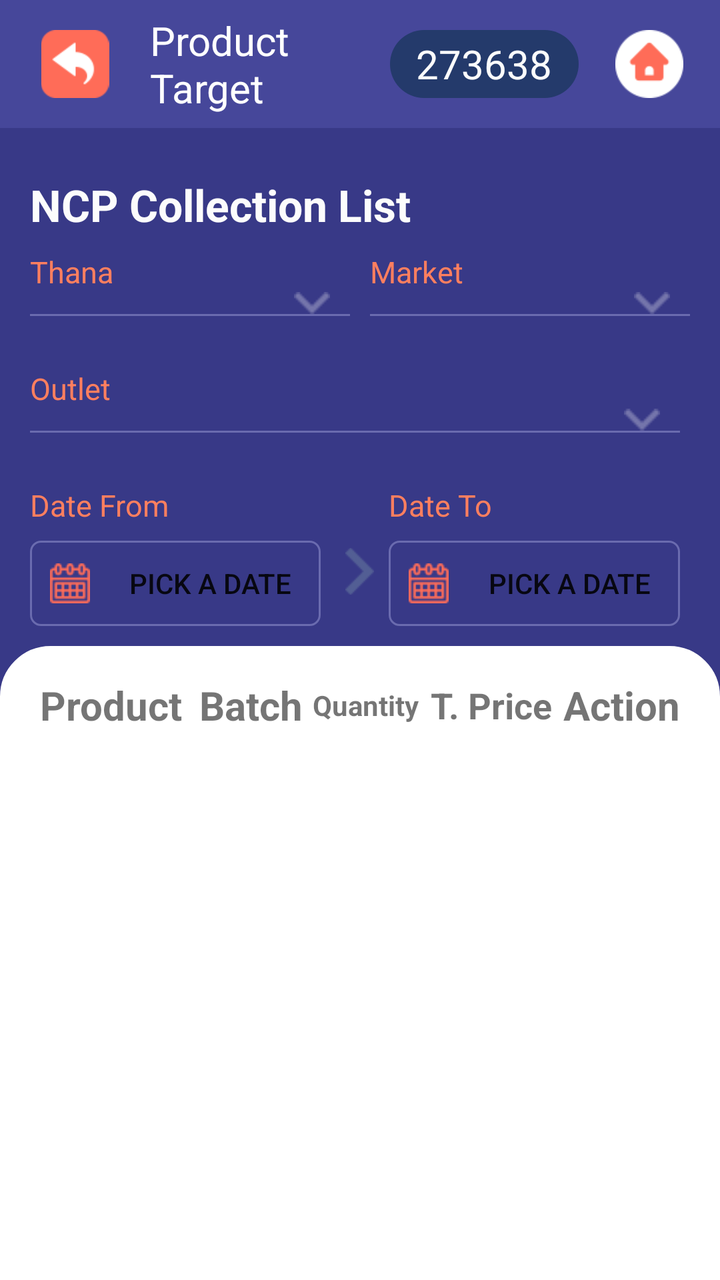
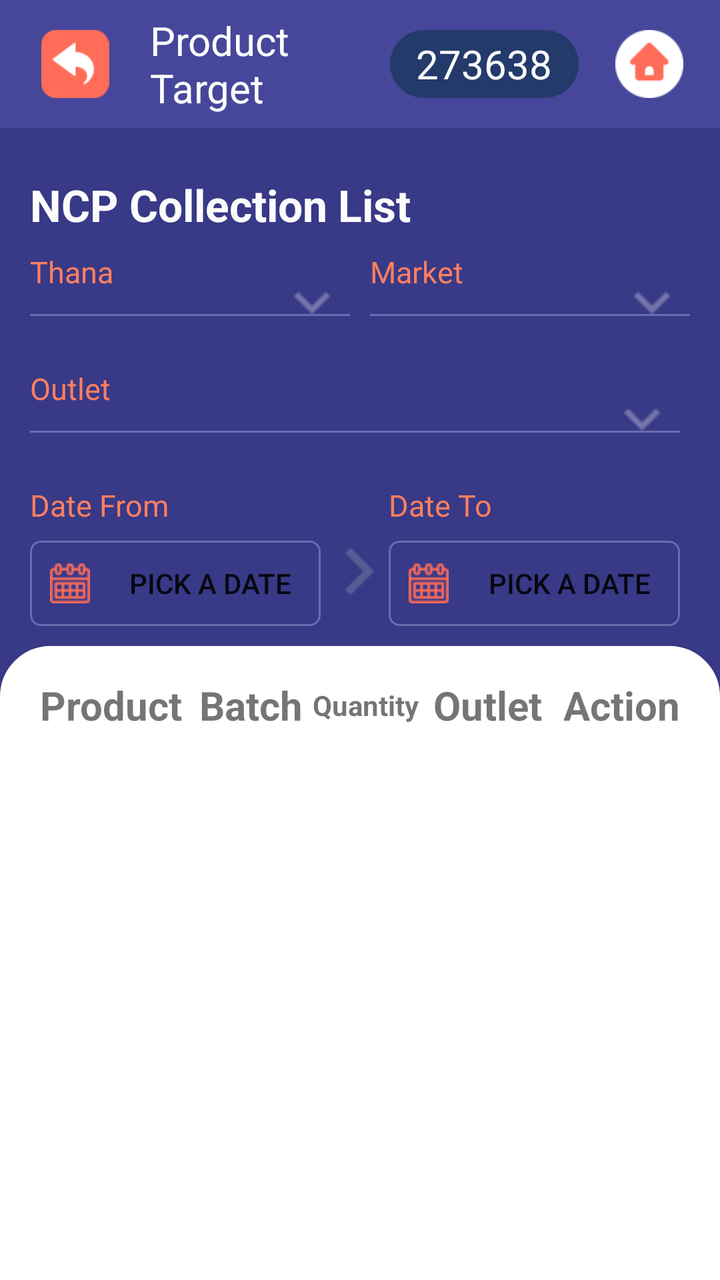

Two renders of the same Android screen: before a commit and after it. Below are the layout's source before the change and the commit's diff.
<!-- AndroidManifest.xml: application theme AppTheme -->
<!-- res/layout/activity_ncp_collection_list.xml -->
<?xml version="1.0" encoding="utf-8"?>
<LinearLayout xmlns:android="http://schemas.android.com/apk/res/android"
    xmlns:app="http://schemas.android.com/apk/res-auto"
    xmlns:tools="http://schemas.android.com/tools"
    android:layout_width="match_parent"
    android:layout_height="match_parent"
    android:weightSum="4"
    android:orientation="vertical"
    android:background="@color/new_outlet"
    tools:context=".NcpCollectionList">
    <LinearLayout
        android:layout_width="match_parent"
        android:layout_height="0dp"
        android:background="@color/secondary_color"
        android:weightSum="2"
        android:orientation="horizontal"
        android:layout_weight="0.4">
        <LinearLayout
            android:layout_width="0dp"
            android:layout_height="match_parent"
            android:weightSum="1"
            android:orientation="horizontal"
            android:gravity="left"
            android:layout_weight="1">
            <ImageView
                android:id="@+id/back"
                android:layout_width="0dp"
                android:layout_height="match_parent"
                android:layout_weight="0.3"
                android:src="@drawable/backicon"
                android:layout_margin="15dp"></ImageView>
            <TextView
                android:id="@+id/title_tv"
                android:layout_width="0dp"
                android:layout_height="match_parent"
                android:layout_weight="0.7"
                android:gravity="center|left"
                android:textColor="@color/white"
                android:autoSizeTextType="uniform"
                android:autoSizeMinTextSize="12sp"
                android:autoSizeMaxTextSize="20sp"
                android:autoSizeStepGranularity="2sp"
                android:text="Product Target">

            </TextView>

        </LinearLayout>
        <LinearLayout
            android:layout_width="0dp"
            android:layout_height="match_parent"
            android:weightSum="1"
            android:gravity="right"
            android:orientation="horizontal"
            android:layout_weight="1">
            <TextView
                android:id="@+id/user_txt_view"
                android:layout_width="0dp"
                android:layout_height="match_parent"
                android:layout_weight="0.7"
                android:layout_marginTop="15dp"
                android:layout_marginBottom="15dp"
                android:layout_marginLeft="15dp"
                android:background="@drawable/login_id_bg_shade"
                android:text="273638"
                android:autoSizeTextType="uniform"
                android:autoSizeMinTextSize="12sp"
                android:autoSizeMaxTextSize="20sp"
                android:autoSizeStepGranularity="2sp"
                android:textColor="@color/background_white"
                android:textAlignment="center"
                android:gravity="center"></TextView>
            <ImageView
                android:id="@+id/home"
                android:layout_width="0dp"
                android:layout_height="match_parent"
                android:layout_weight="0.3"
                android:src="@drawable/home"
                android:layout_margin="15dp">

            </ImageView>


        </LinearLayout>

    </LinearLayout>
    /*toolbar = 0.4 now main layout = 3.6*/

    //mail layout = 3.6
    <LinearLayout
        android:layout_width="match_parent"
        android:layout_height="0dp"
        android:layout_weight="3.6"
        android:weightSum="4"
        android:orientation="vertical">
        // text Title = 0.6
        <LinearLayout
            android:layout_width="match_parent"
            android:layout_height="0dp"
            android:layout_weight="1.7"
            android:layout_marginTop="15dp"
            android:layout_marginLeft="15dp"
            android:layout_marginRight="15dp"
            android:layout_marginBottom="10dp"
            android:orientation="vertical"
            android:weightSum="2"
            >
            <TextView
                android:layout_width="match_parent"
                android:layout_height="0dp"
                android:layout_weight="0.4"
                android:text="NCP Collection List"
                android:textStyle="bold"
                android:textColor="@color/background_white"
                android:textSize="22sp"
                android:gravity="left|center"
                >

            </TextView>
            <LinearLayout
                android:layout_width="match_parent"
                android:layout_height="0dp"
                android:layout_weight="0.5"
                android:orientation="horizontal"
                android:weightSum="2">
                <LinearLayout
                    android:layout_width="0dp"
                    android:layout_height="match_parent"
                    android:layout_weight="1"
                    android:orientation="vertical"
                    android:layout_marginRight="5dp"
                    android:weightSum="2">
                    <TextView
                        android:layout_width="match_parent"
                        android:layout_height="wrap_content"
                        android:text="Thana"
                        android:textSize="15sp"
                        android:textColor="@color/text_color_hint">

                    </TextView>
                    <Spinner
                        android:id="@+id/thana_spinner"
                        android:layout_width="match_parent"
                        android:layout_height="wrap_content"
                        android:background="@drawable/spinner2"
                        >
                    </Spinner>
                    <TextView

                        android:layout_width="match_parent"
                        android:layout_height="1dp"
                        android:background="@color/spinner_line"
                        android:alpha="50"></TextView>

                </LinearLayout>
                <LinearLayout
                    android:layout_width="0dp"
                    android:layout_height="match_parent"
                    android:layout_weight="1"
                    android:orientation="vertical"
                    android:layout_marginLeft="5dp"
                    android:weightSum="2">
                    <TextView
                        android:layout_width="match_parent"
                        android:layout_height="wrap_content"
                        android:text="Market"
                        android:textSize="15sp"
                        android:textColor="@color/text_color_hint">

                    </TextView>
                    <Spinner
                        android:id="@+id/market_spinner"
                        android:layout_width="match_parent"
                        android:layout_height="wrap_content"
                        android:background="@drawable/spinner2"
                        >
                    </Spinner>
                    <TextView

                        android:layout_width="match_parent"
                        android:layout_height="1dp"
                        android:background="@color/spinner_line"
                        android:alpha="50"></TextView>

                </LinearLayout>





            </LinearLayout>
            <LinearLayout
                android:layout_width="match_parent"
                android:layout_height="0dp"
                android:layout_weight="0.5"
                android:orientation="vertical"
                android:weightSum="1">
                <LinearLayout
                    android:layout_width="match_parent"
                    android:layout_height="0dp"
                    android:layout_weight="1"
                    android:orientation="vertical"
                    android:layout_marginRight="5dp"
                    android:weightSum="2">
                    <TextView
                        android:layout_width="match_parent"
                        android:layout_height="wrap_content"
                        android:text="Outlet"
                        android:textSize="15sp"
                        android:textColor="@color/text_color_hint">

                    </TextView>
                    <Spinner
                        android:id="@+id/outlet_spinner"
                        android:layout_width="match_parent"
                        android:layout_height="wrap_content"
                        android:background="@drawable/spinner2"
                        >
                    </Spinner>
                    <TextView

                        android:layout_width="match_parent"
                        android:layout_height="1dp"
                        android:background="@color/spinner_line"
                        android:alpha="50"></TextView>

                </LinearLayout>






            </LinearLayout>
            <LinearLayout
                android:layout_width="match_parent"
                android:layout_height="0dp"
                android:layout_weight="0.6"
                android:orientation="horizontal"
                android:weightSum="2.2">
                <LinearLayout
                    android:layout_width="0dp"
                    android:layout_height="match_parent"
                    android:layout_weight="1"
                    android:orientation="vertical"
                    android:layout_marginRight="5dp"
                    android:weightSum="2">
                    <TextView
                        android:layout_width="match_parent"
                        android:layout_height="0dp"
                        android:layout_weight="0.8"
                        android:text="Date From"
                        android:textSize="15sp"
                        android:textColor="@color/text_color_hint">

                    </TextView>
                    <Button
                        android:id="@+id/start_date"
                        android:layout_width="match_parent"
                        android:layout_height="0dp"
                        android:layout_weight="1.2"
                        android:drawableLeft="@drawable/calx"
                        android:drawablePadding="5dp"
                        android:paddingLeft="10dp"
                        android:text="Pick a date"
                        android:background="@drawable/rounded_transparent_bg">

                    </Button>

                </LinearLayout>
                <ImageView
                    android:layout_width="0dp"
                    android:layout_height="match_parent"
                    android:src="@drawable/arrow_right"
                    android:layout_marginTop="16dp"
                    android:scaleY="0.5"
                    android:scaleX="0.5"
                    android:layout_weight="0.2">

                </ImageView>
                <LinearLayout
                    android:layout_width="0dp"
                    android:layout_height="match_parent"
                    android:layout_weight="1"
                    android:orientation="vertical"
                    android:layout_marginRight="5dp"
                    android:weightSum="2">
                    <TextView
                        android:layout_width="match_parent"
                        android:layout_height="0dp"
                        android:layout_weight="0.8"
                        android:text="Date To"
                        android:textSize="15sp"
                        android:textColor="@color/text_color_hint">

                    </TextView>
                    <Button
                        android:id="@+id/end_date"
                        android:layout_width="match_parent"
                        android:layout_height="0dp"
                        android:layout_weight="1.2"
                        android:drawableLeft="@drawable/calx"
                        android:drawablePadding="5dp"
                        android:paddingLeft="10dp"
                        android:text="Pick a date"
                        android:background="@drawable/rounded_transparent_bg">

                    </Button>

                </LinearLayout>





            </LinearLayout>


        </LinearLayout>



        //white form cardview =2.3
        <LinearLayout
            android:layout_width="match_parent"
            android:layout_height="0dp"
            android:layout_weight="2.3"
            android:background="@drawable/top_corner_bg"


            >
            <LinearLayout
                android:layout_width="match_parent"
                android:layout_height="match_parent"
                android:weightSum="5"
                android:orientation="vertical"
                android:layout_marginTop="15dp"
                android:layout_marginRight="20dp"
                android:layout_marginLeft="20dp">
                <LinearLayout
                    android:layout_width="match_parent"
                    android:layout_height="0dp"
                    android:layout_weight="0.5"
                    android:weightSum="5"
                    android:orientation="horizontal">
                    <TextView
                        android:layout_width="0dp"
                        android:layout_height="match_parent"
                        android:layout_weight="1.2"
                        android:gravity="left|center"
                        android:textAlignment="gravity"
                        android:textStyle="bold"
                        android:autoSizeTextType="uniform"
                        android:autoSizeMinTextSize="12sp"
                        android:autoSizeMaxTextSize="20sp"
                        android:autoSizeStepGranularity="2sp"
                        android:text="Product"

                        >

                    </TextView>
                    <TextView
                        android:layout_width="0dp"
                        android:layout_height="match_parent"
                        android:layout_weight="0.9"
                        android:textAlignment="center"
                        android:gravity="center"
                        android:textStyle="bold"
                        android:autoSizeTextType="uniform"
                        android:autoSizeMinTextSize="12sp"
                        android:autoSizeMaxTextSize="20sp"
                        android:autoSizeStepGranularity="2sp"
                        android:text="Batch">

                    </TextView>
                    <TextView
                        android:layout_width="0dp"
                        android:layout_height="match_parent"
                        android:layout_weight="0.9"
                        android:textAlignment="center"
                        android:gravity="center"
                        android:textStyle="bold"
                        android:autoSizeTextType="uniform"
                        android:autoSizeMinTextSize="12sp"
                        android:autoSizeMaxTextSize="20sp"
                        android:autoSizeStepGranularity="2sp"
                        android:text="Quantity">

                    </TextView>
                    <TextView
                        android:layout_width="0dp"
                        android:layout_height="match_parent"
                        android:layout_weight="1"
                        android:gravity="center|right"
                        android:textAlignment="gravity"
                        android:textStyle="bold"
                        android:autoSizeTextType="uniform"
                        android:autoSizeMinTextSize="12sp"
                        android:autoSizeMaxTextSize="20sp"
                        android:autoSizeStepGranularity="2sp"
                        android:text="T. Price">

                    </TextView>
                    <TextView
                        android:layout_width="0dp"
                        android:layout_height="match_parent"
                        android:layout_weight="1"
                        android:gravity="center|right"
                        android:textAlignment="gravity"
                        android:textStyle="bold"
                        android:autoSizeTextType="uniform"
                        android:autoSizeMinTextSize="12sp"
                        android:autoSizeMaxTextSize="20sp"
                        android:autoSizeStepGranularity="2sp"
                        android:text="Action">

                    </TextView>

                </LinearLayout>
                <ListView
                    android:id="@+id/ncp_collection_rec"
                    android:layout_width="match_parent"
                    android:layout_height="0dp"
                    android:layout_weight="4.5"
                    android:layout_marginTop="10dp"
                    >

                </ListView>


            </LinearLayout>




        </LinearLayout>


    </LinearLayout>




</LinearLayout>
<!-- resources referenced by this layout -->
<resources>
  <color name="background_white">#FCFCFC</color>
  <color name="new_outlet">#383987</color>
  <color name="secondary_color">#46479A</color>
  <color name="spinner_line">#6a6baf</color>
  <color name="text_color_hint">#FF7F5F</color>
  <color name="white">#FFFFFF</color>
  <!-- drawable arrow_right: png bitmap (drawable, 357 bytes) -->
  <!-- drawable backicon: png bitmap (drawable, 1263 bytes) -->
  <!-- drawable calx (drawable) -->
  <?xml version="1.0" encoding="utf-8"?>
  <layer-list xmlns:android="http://schemas.android.com/apk/res/android" >
  
      <item
          android:drawable="@drawable/cal"
          android:width="20dp"
          android:height="20dp"
          />
  
  </layer-list >
  <!-- drawable home: png bitmap (drawable, 1222 bytes) -->
  <!-- drawable login_id_bg_shade (drawable) -->
  <?xml version="1.0" encoding="utf-8"?>
  <shape xmlns:android="http://schemas.android.com/apk/res/android"
      android:shape="rectangle" >
  
      <corners
          android:bottomLeftRadius="30dp"
          android:bottomRightRadius="30dp"
          android:radius="60dp"
          android:topLeftRadius="30dp"
          android:topRightRadius="30dp" />
  
      <solid android:color="@color/in" />
  
      <padding
          android:bottom="0dp"
          android:left="0dp"
          android:right="0dp"
          android:top="0dp" />
  
      <size
          android:height="30dp"
          android:width="130dp" />
  
  </shape>
  <!-- drawable rounded_transparent_bg (drawable) -->
  <?xml version="1.0" encoding="utf-8"?>
  <shape xmlns:android="http://schemas.android.com/apk/res/android"
      android:shape="rectangle"
      >
      <solid
          android:color="@android:color/transparent"></solid>
      <stroke
          android:color="@color/spinner_line"
          android:width="1dp"></stroke>
      <corners
          android:radius="5dp">
      </corners>
  
  </shape>
  <!-- drawable spinner2 (drawable) -->
  <?xml version="1.0" encoding="utf-8"?>
  <selector xmlns:android="http://schemas.android.com/apk/res/android">
  
      <item android:width="0dp" android:height="0dp">
  
          <layer-list>
  
              <item>
                  <shape android:shape="rectangle">
                      <corners android:radius="4dp" />
  
  
                      <solid android:color="@android:color/transparent" />
  
                      
                  </shape>
              </item>
  
              <item android:right="10dp">
  
                  <bitmap android:width="10dp" android:height="10dp" android:gravity="center_vertical|right" android:src="@drawable/arrowspin" android:tint="@color/white" />
  
              </item>
  
  
          </layer-list>
  
      </item>
  
  </selector>
  <!-- drawable top_corner_bg (drawable) -->
  <?xml version="1.0" encoding="utf-8"?>
  <shape xmlns:android="http://schemas.android.com/apk/res/android"
      android:shape="rectangle">
      <corners
          android:bottomLeftRadius="0dp"
          android:bottomRightRadius="0dp"
          android:topLeftRadius="25dp"
          android:topRightRadius="25dp" />
      <padding
          android:bottom="0dp"
          android:left="0dp"
          android:right="0dp"
          android:top="0dp" />
      <stroke
          android:width="0.5dp"
          android:color="#ffff" />
      <solid android:color="#ffffff" />
  </shape>
  <style name="AppTheme" parent="Theme.AppCompat.Light.NoActionBar">
          
          <item name="colorPrimary">@color/colorPrimary</item>
          <item name="colorPrimaryDark">@color/colorPrimaryDark</item>
          <item name="colorAccent">@color/colorAccent</item>
      </style>
  <!-- drawable cal: png bitmap (drawable, 708 bytes) -->
  <color name="in">#243A6B</color>
  <!-- drawable arrowspin: png bitmap (drawable, 242 bytes) -->
  <color name="colorPrimary">#383A87</color>
  <color name="colorPrimaryDark">#383A87</color>
  <color name="colorAccent">#D81B60</color>
</resources>

<!-- the commit's change to res/layout/activity_ncp_collection_list.xml (unified diff, before → after) -->
@@ -390,14 +390,14 @@
                         android:layout_width="0dp"
                         android:layout_height="match_parent"
                         android:layout_weight="1"
-                        android:gravity="center|right"
+                        android:gravity="center"
                         android:textAlignment="gravity"
                         android:textStyle="bold"
                         android:autoSizeTextType="uniform"
                         android:autoSizeMinTextSize="12sp"
                         android:autoSizeMaxTextSize="20sp"
                         android:autoSizeStepGranularity="2sp"
-                        android:text="T. Price">
+                        android:text="Outlet">
 
                     </TextView>
                     <TextView
